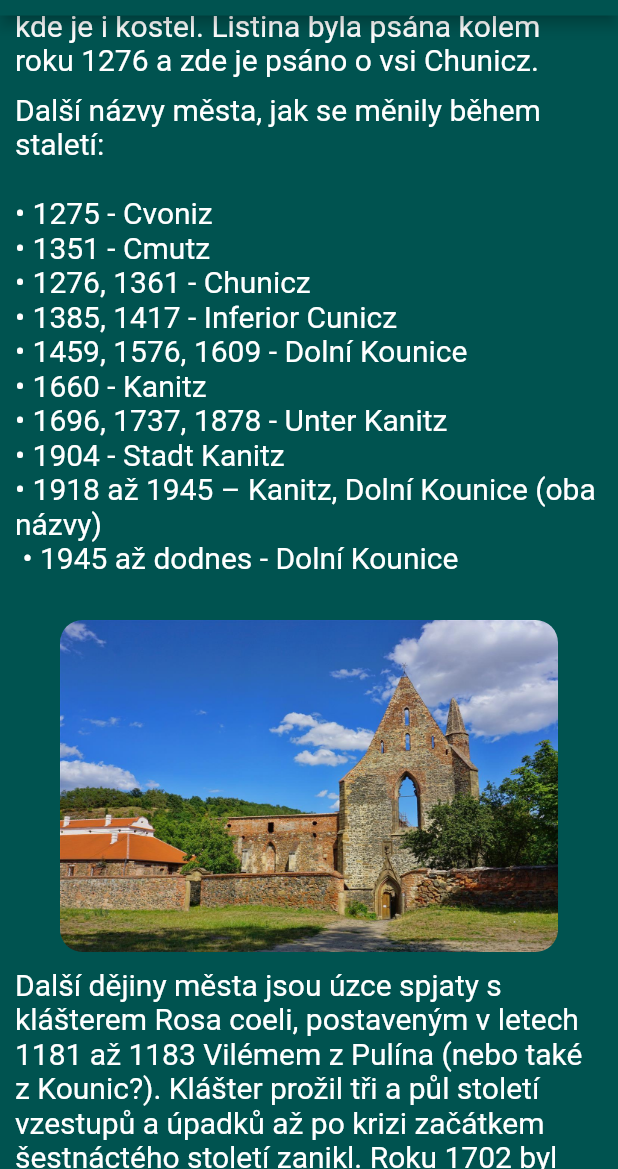
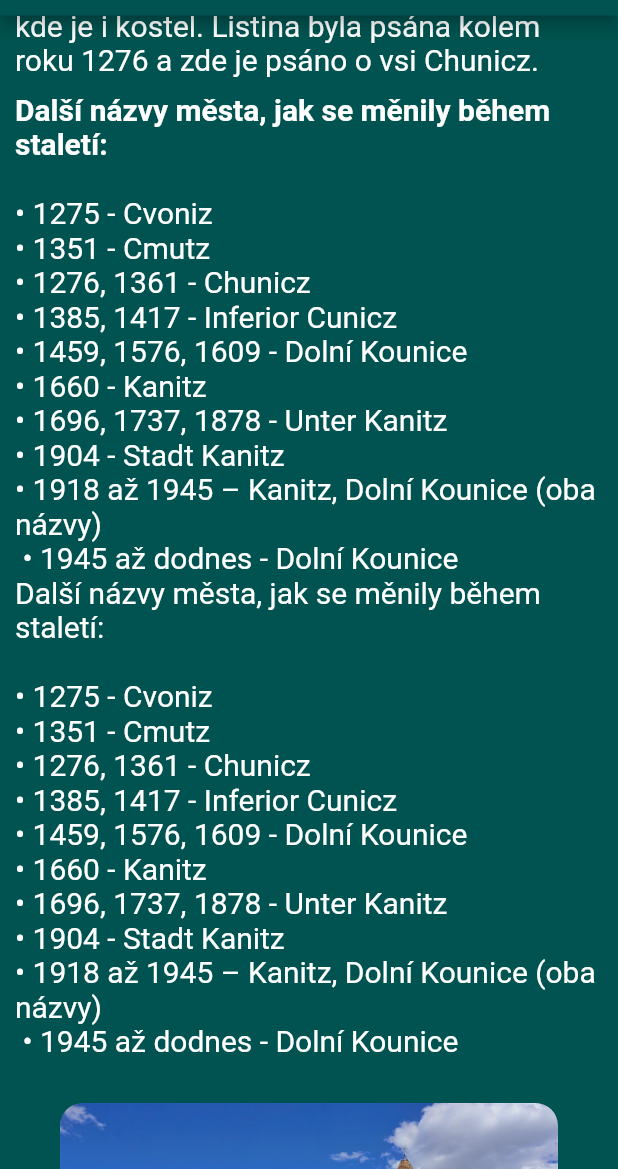
Before and after one commit to zowelu/dolni_kounice, a Flutter app: the MonumentsHistoryOfTheTown screen opened by its route, scrolled down 1152 dp, on a phone screen of 412 x 824 dp, the part 67-1236 px from its top. Run offline on Flutter 3.47's test engine with Material 2 defaults, Android fonts, the phone set to English and light mode, and no system bars; drawn by our look-alikes of styled_text; our stand-ins replace audioplayers, photo_view, splashscreen.

Commit message:
úpravy a instance TextDefaultStyledText v monuments_history_of_the_town.dart

```diff
--- a/lib/screens/monuments/monuments_history_of_the_town.dart
+++ b/lib/screens/monuments/monuments_history_of_the_town.dart
@@ -1,6 +1,7 @@
 import 'package:dolni_kounice/components/image_on_page_with_ontap.dart';
 import 'package:dolni_kounice/components/monuments/history_of_the_town.dart';
 import 'package:dolni_kounice/components/single_photo_view_page.dart';
+import 'package:dolni_kounice/components/text_default_styled_text.dart';
 import 'package:flutter/material.dart';
 import 'package:dolni_kounice/screens/audio_guide_rosa_coeli/audio_guide_rosa_coeli.dart';
 import 'package:flutter/cupertino.dart';
@@ -11,6 +12,7 @@ import 'package:dolni_kounice/components/my_button.dart';
 import 'package:dolni_kounice/constants/constants.dart';
 import 'package:dolni_kounice/components/text_default_standart.dart';
 import 'package:dolni_kounice/components/open_url_in_browser.dart';
+import 'package:styled_text/styled_text.dart';
 
 class MonumentsHistoryOfTheTown extends StatelessWidget {
   static String id = HistoryOfTheTown().id;
@@ -66,6 +68,7 @@ class MonumentsHistoryOfTheTown extends StatelessWidget {
               'Již před mnoha desítkami tisíc let zanechal pravěký člověk svoji pomyslnou šlépěj na půdě budoucího města. Nejstarší přítomnost člověka na území okolí Dolních Kounic datujeme až do období před 400 000 lety. Potvrzují to nálezy pěstních klínů – prvních nástrojů pravěkých lidí, které přinesli pedagog a mineralog Oldřich Svoboda a Antonín Otta, specialista na období starého paleolitu. Další důkazy, tentokrát o skutečném osídlení, máme z období 1 500 let př. n. l. Na vrchu Antoníček se rozkládalo sídliště Kultury Věteřovské z rozhraní starší a střední doby Bronzové. Bylo zde objeveno množství nádob, zbytky chat, hrnčířské pece a nálezy přeslenů – doklad tkalcovství.\n\nPrvní zmínka o Kounicích se nachází ve falsu zakládací listiny staroboleslavské kapituly z roku 1046. Pozdější informace a doklady hovoří k roku 1183 o vsi Kounice, kde je i kostel. Listina byla psána kolem roku 1276 a zde je psáno o vsi Chunicz.',
         ),
         SizedBox(height: kDMargin),
+        TextDefaultStyledText(text: '<bold>Další názvy města, jak se měnily během staletí:</bold> \n\n• 1275 - Cvoniz\n• 1351 - Cmutz\n• 1276, 1361 - Chunicz\n• 1385, 1417 - Inferior Cunicz\n• 1459, 1576, 1609 - Dolní Kounice\n• 1660 - Kanitz\n• 1696, 1737, 1878 - Unter Kanitz\n• 1904 - Stadt Kanitz\n• 1918 až 1945 – Kanitz, Dolní Kounice (oba názvy)\n • 1945 až dodnes - Dolní Kounice'),
         TextDefaultStandart(
             text:
                 'Další názvy města, jak se měnily během staletí: \n\n• 1275 - Cvoniz\n• 1351 - Cmutz\n• 1276, 1361 - Chunicz\n• 1385, 1417 - Inferior Cunicz\n• 1459, 1576, 1609 - Dolní Kounice\n• 1660 - Kanitz\n• 1696, 1737, 1878 - Unter Kanitz\n• 1904 - Stadt Kanitz\n• 1918 až 1945 – Kanitz, Dolní Kounice (oba názvy)\n • 1945 až dodnes - Dolní Kounice'),
```
